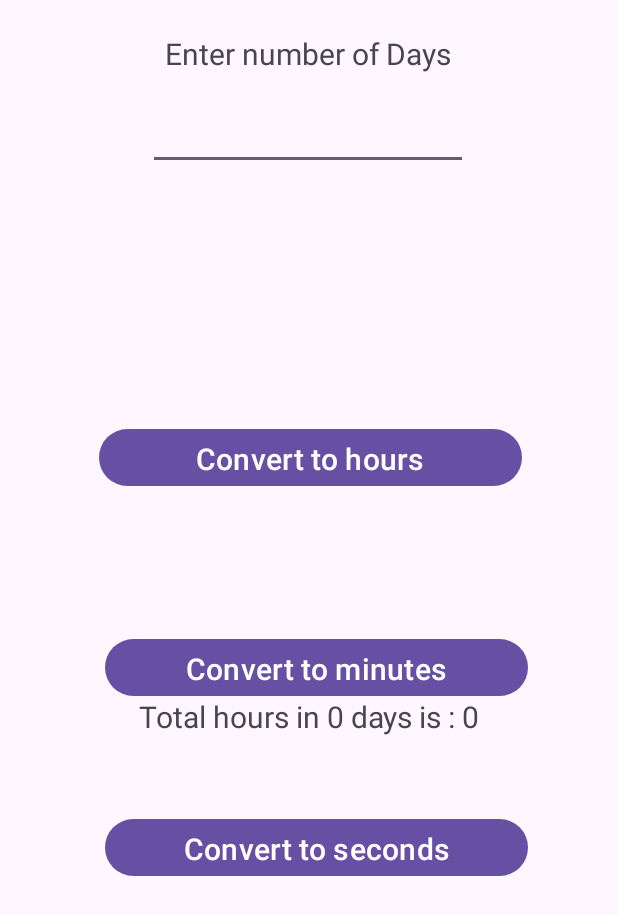
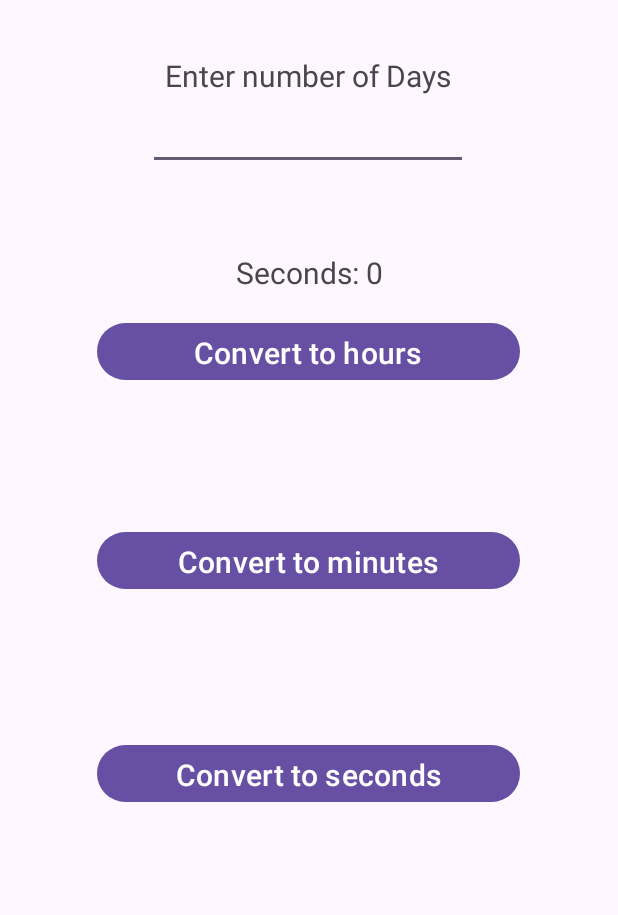
Before and after one commit to AnoopVL/unitConverter-Android, an Android app: the screen it shows after launch (MainActivity), after a tap on "Convert to seconds", on a phone screen of 412 x 824 dp. Shown: the top 915 px of the screen. Run offline under Robolectric (Android 15) with nearby library versions, the phone set to English and light mode, and no system bars; 1 statement that could not run was skipped.

Commit message:
minutes, seconds functionality

```diff
--- a/app/src/main/java/com/example/unitconverter/MainActivity.java
+++ b/app/src/main/java/com/example/unitconverter/MainActivity.java
@@ -12,26 +12,60 @@ import android.widget.Toast;
 
 public class MainActivity extends AppCompatActivity {
 
-        private Button button;
-        private TextView textView;
-        private EditText editText;
+        private Button hourButton;
+        private  Button minuteButton;
+        private Button secondsButton;
+        private EditText daysInput;
+        private TextView hourTextView;
+        private TextView minuteTextView;
+        private TextView secondsTextView;
+
     @Override
     protected void onCreate(Bundle savedInstanceState) {
         super.onCreate(savedInstanceState);
         setContentView(R.layout.activity_main);
-        button = findViewById(R.id.button);
-        textView = findViewById(R.id.textView2);
-        editText = findViewById(R.id.editTextText);
-        button.setOnClickListener(new View.OnClickListener() {
+        daysInput = findViewById(R.id.daysInput);
+        hourButton = findViewById(R.id.hourButton);
+        minuteButton = findViewById(R.id.minuteButton);
+        secondsButton = findViewById(R.id.secondsButton);
+        hourTextView = findViewById(R.id.hourTexView);
+        minuteTextView = findViewById(R.id.minuteTexView);
+        secondsTextView = findViewById(R.id.secondsTextView);
+
+        hourButton.setOnClickListener(new View.OnClickListener() {
            @SuppressLint("SetTextI18n")
             @Override
             public void onClick(View v) {
 //                Toast.makeText(MainActivity.this, "Conversion Completed", Toast.LENGTH_SHORT).show();
-                String dayIP = editText.getText().toString();
+                String dayIP = daysInput.getText().toString();
                 int days = Integer.parseInt(dayIP);
                 int hours = days*24;
                 String hoursOP = String.valueOf(hours);
-                textView.setText("Total hours in "+days+" days is : "+hoursOP);
+                hourTextView.setText("Total hours in "+days+" days is : "+hoursOP);
+            }
+        });
+        minuteButton.setOnClickListener(new View.OnClickListener() {
+            @SuppressLint("SetTextI18n")
+            @Override
+            public void onClick(View v) {
+//                Toast.makeText(MainActivity.this, "Conversion Completed", Toast.LENGTH_SHORT).show();
+                String dayIP = daysInput.getText().toString();
+                int days = Integer.parseInt(dayIP);
+                int minutes = days*1440;
+                String hoursOP = String.valueOf(minutes);
+                hourTextView.setText("Minutes: "+minutes);
+            }
+        });
+        secondsButton.setOnClickListener(new View.OnClickListener() {
+            @SuppressLint("SetTextI18n")
+            @Override
+            public void onClick(View v) {
+//                Toast.makeText(MainActivity.this, "Conversion Completed", Toast.LENGTH_SHORT).show();
+                String dayIP = daysInput.getText().toString();
+                int days = Integer.parseInt(dayIP);
+                int seconds = days*86400;
+                String hoursOP = String.valueOf(seconds);
+                hourTextView.setText("Seconds: "+seconds);
             }
         });
     }
--- a/app/src/main/res/layout/activity_main.xml
+++ b/app/src/main/res/layout/activity_main.xml
@@ -7,7 +7,7 @@
     tools:context=".MainActivity">
 
     <TextView
-        android:id="@+id/textView2"
+        android:id="@+id/secondsTextView"
         android:layout_width="409dp"
         android:layout_height="48dp"
         android:gravity="center"
@@ -16,26 +16,23 @@
         app:layout_constraintEnd_toEndOf="parent"
         app:layout_constraintStart_toStartOf="parent"
         app:layout_constraintTop_toTopOf="parent"
-        app:layout_constraintVertical_bias="0.585" />
+        app:layout_constraintVertical_bias="0.565" />
 
     <Button
-        android:id="@+id/button"
+        android:id="@+id/secondsButton"
         android:layout_width="282dp"
         android:layout_height="46dp"
-        android:layout_marginEnd="60dp"
-        android:layout_marginRight="60dp"
-        android:layout_marginBottom="236dp"
         android:text="Convert to seconds"
         android:textSize="20sp"
         app:layout_constraintBottom_toBottomOf="parent"
         app:layout_constraintEnd_toEndOf="parent"
         app:layout_constraintHorizontal_bias="0.496"
-        app:layout_constraintStart_toStartOf=""
-        app:layout_constraintTop_toBottomOf=""
-        app:layout_constraintVertical_bias="0.11" />
+        app:layout_constraintStart_toStartOf="parent"
+        app:layout_constraintTop_toTopOf="parent"
+        app:layout_constraintVertical_bias="0.633" />
 
     <TextView
-        android:id="@+id/textView2"
+        android:id="@+id/minuteTexView"
         android:layout_width="409dp"
         android:layout_height="48dp"
         android:gravity="center"
@@ -44,26 +41,23 @@
         app:layout_constraintEnd_toEndOf="parent"
         app:layout_constraintStart_toStartOf="parent"
         app:layout_constraintTop_toTopOf="parent"
-        app:layout_constraintVertical_bias="0.411" />
+        app:layout_constraintVertical_bias="0.382" />
 
     <Button
-        android:id="@+id/button"
+        android:id="@+id/minuteButton"
         android:layout_width="282dp"
         android:layout_height="46dp"
-        android:layout_marginEnd="60dp"
-        android:layout_marginRight="60dp"
-        android:layout_marginBottom="356dp"
         android:text="Convert to minutes"
         android:textSize="20sp"
         app:layout_constraintBottom_toBottomOf="parent"
         app:layout_constraintEnd_toEndOf="parent"
         app:layout_constraintHorizontal_bias="0.496"
-        app:layout_constraintStart_toStartOf=""
-        app:layout_constraintTop_toBottomOf=""
-        app:layout_constraintVertical_bias="0.11" />
+        app:layout_constraintStart_toStartOf="parent"
+        app:layout_constraintTop_toTopOf="parent"
+        app:layout_constraintVertical_bias="0.451" />
 
     <EditText
-        android:id="@+id/editTextText"
+        android:id="@+id/daysInput"
         android:layout_width="wrap_content"
         android:layout_height="wrap_content"
         android:ems="10"
@@ -81,31 +75,28 @@
         android:layout_height="wrap_content"
         android:text="Enter number of Days"
         android:textSize="20sp"
-        app:layout_constraintBottom_toTopOf="@+id/editTextText"
+        app:layout_constraintBottom_toBottomOf="parent"
         app:layout_constraintEnd_toEndOf="parent"
         app:layout_constraintHorizontal_bias="0.497"
         app:layout_constraintStart_toStartOf="parent"
         app:layout_constraintTop_toTopOf="parent"
-        app:layout_constraintVertical_bias="0.545" />
+        app:layout_constraintVertical_bias="0.046" />
 
     <Button
-        android:id="@+id/button"
+        android:id="@+id/hourButton"
         android:layout_width="282dp"
         android:layout_height="46dp"
-        android:layout_marginEnd="64dp"
-        android:layout_marginRight="64dp"
-        android:layout_marginBottom="496dp"
         android:text="Convert to hours"
         android:textSize="20sp"
         app:layout_constraintBottom_toBottomOf="parent"
         app:layout_constraintEnd_toEndOf="parent"
         app:layout_constraintHorizontal_bias="0.496"
-        app:layout_constraintStart_toStartOf=""
-        app:layout_constraintTop_toBottomOf=""
-        app:layout_constraintVertical_bias="0.11" />
+        app:layout_constraintStart_toStartOf="parent"
+        app:layout_constraintTop_toTopOf="parent"
+        app:layout_constraintVertical_bias="0.272" />
 
     <TextView
-        android:id="@+id/textView2"
+        android:id="@+id/hourTexView"
         android:layout_width="409dp"
         android:layout_height="48dp"
         android:gravity="center"
```
